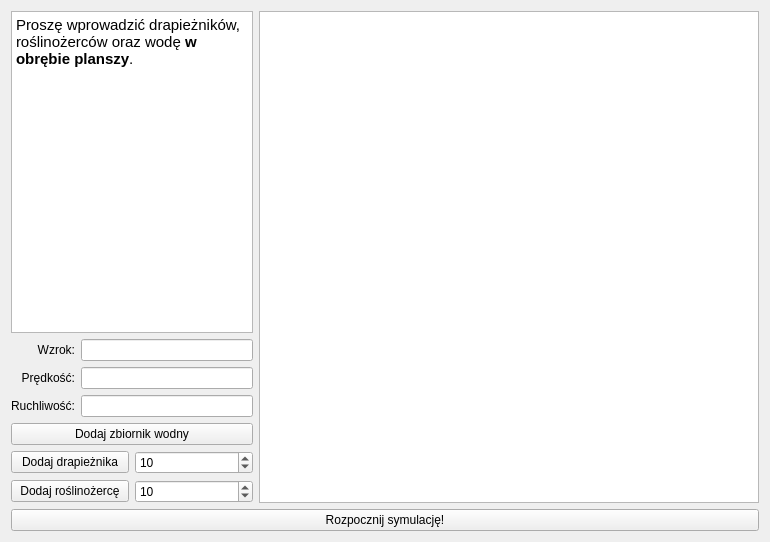
First picture: the form in src/TrueLife/View/creatorwidget.ui, repository ppawel11/True-Life, before the edit.
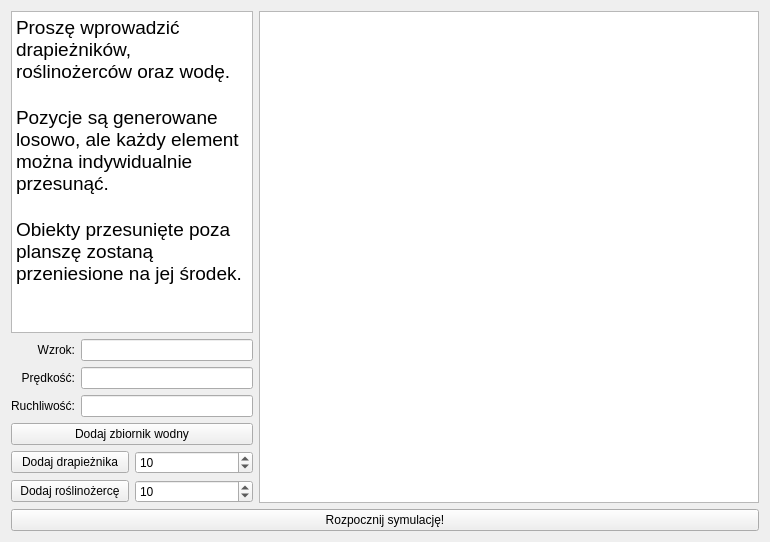
Second picture: the form after the edit.

Patch:
```diff
--- a/src/TrueLife/View/creatorwidget.ui
+++ b/src/TrueLife/View/creatorwidget.ui
@@ -21,7 +21,11 @@
 &lt;html&gt;&lt;head&gt;&lt;meta name=&quot;qrichtext&quot; content=&quot;1&quot; /&gt;&lt;style type=&quot;text/css&quot;&gt;
 p, li { white-space: pre-wrap; }
 &lt;/style&gt;&lt;/head&gt;&lt;body style=&quot; font-family:'Ubuntu'; font-size:11pt; font-weight:400; font-style:normal;&quot;&gt;
-&lt;p style=&quot; margin-top:0px; margin-bottom:0px; margin-left:0px; margin-right:0px; -qt-block-indent:0; text-indent:0px;&quot;&gt;Proszę wprowadzić drapieżników, roślinożerców oraz wodę &lt;span style=&quot; font-weight:600;&quot;&gt;w obrębie planszy&lt;/span&gt;.&lt;/p&gt;&lt;/body&gt;&lt;/html&gt;</string>
+&lt;p style=&quot; margin-top:0px; margin-bottom:0px; margin-left:0px; margin-right:0px; -qt-block-indent:0; text-indent:0px;&quot;&gt;&lt;span style=&quot; font-size:14pt;&quot;&gt;Proszę wprowadzić drapieżników, roślinożerców oraz wodę.&lt;/span&gt;&lt;/p&gt;
+&lt;p style=&quot;-qt-paragraph-type:empty; margin-top:0px; margin-bottom:0px; margin-left:0px; margin-right:0px; -qt-block-indent:0; text-indent:0px; font-size:14pt;&quot;&gt;&lt;br /&gt;&lt;/p&gt;
+&lt;p style=&quot; margin-top:0px; margin-bottom:0px; margin-left:0px; margin-right:0px; -qt-block-indent:0; text-indent:0px;&quot;&gt;&lt;span style=&quot; font-size:14pt;&quot;&gt;Pozycje są generowane losowo, ale każdy element można indywidualnie przesunąć.&lt;/span&gt;&lt;/p&gt;
+&lt;p style=&quot;-qt-paragraph-type:empty; margin-top:0px; margin-bottom:0px; margin-left:0px; margin-right:0px; -qt-block-indent:0; text-indent:0px; font-size:14pt;&quot;&gt;&lt;br /&gt;&lt;/p&gt;
+&lt;p style=&quot; margin-top:0px; margin-bottom:0px; margin-left:0px; margin-right:0px; -qt-block-indent:0; text-indent:0px;&quot;&gt;&lt;span style=&quot; font-size:14pt;&quot;&gt;Obiekty przesunięte poza planszę zostaną przeniesione na jej środek.&lt;/span&gt;&lt;/p&gt;&lt;/body&gt;&lt;/html&gt;</string>
      </property>
      <property name="textInteractionFlags">
       <set>Qt::TextSelectableByKeyboard|Qt::TextSelectableByMouse</set>
```
